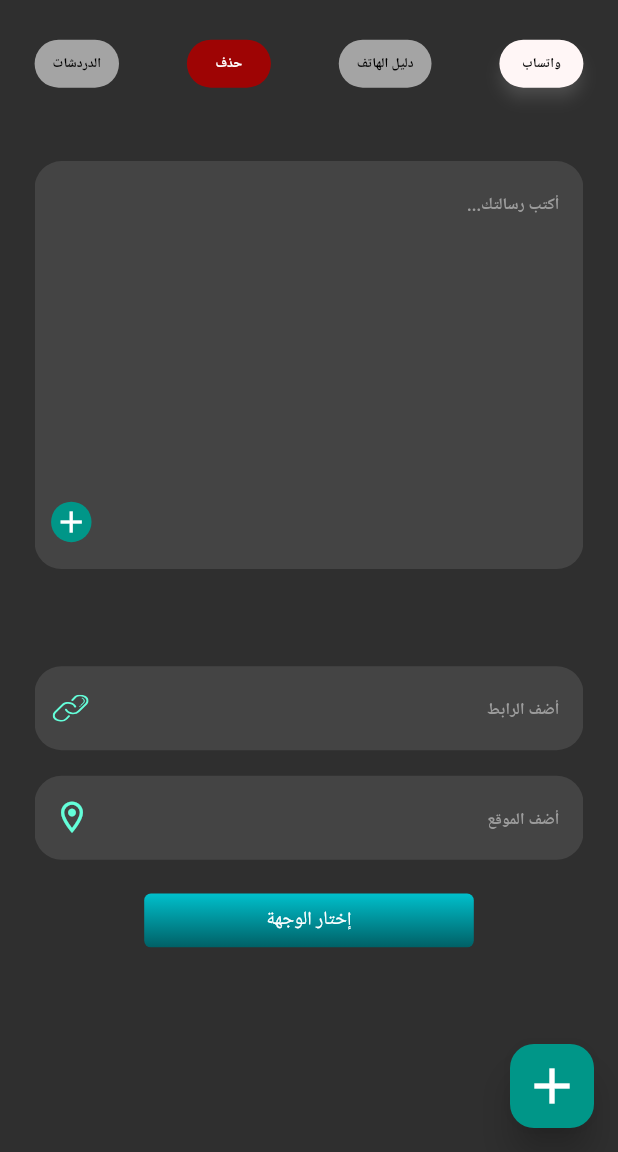
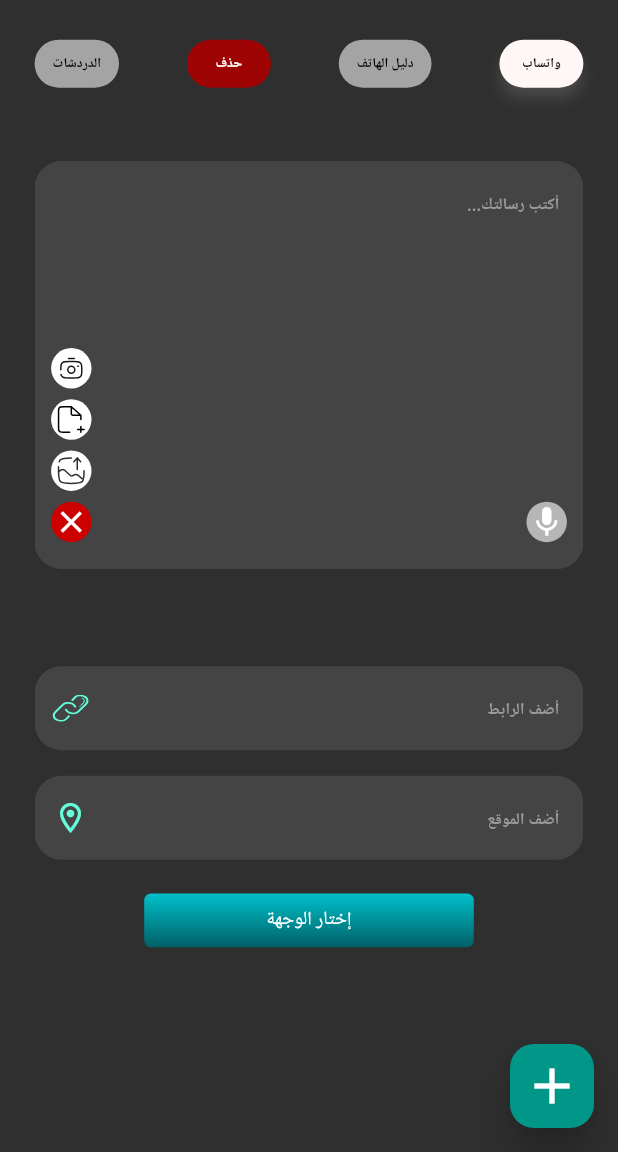
Before and after one commit to mohammedhedaya/-Sar-aat-Al-Tasweeq, a Flutter app: the LaunchYourAdView screen opened by its route, after a tap on the "add" icon, on a phone screen of 412 x 824 dp, the part 84-1236 px from its top. Run offline on Flutter 3.47's test engine with Material 3 defaults, Android fonts, the phone set to English and light mode, and no system bars; our stand-ins replace carousel_slider, chat_bubbles, device_preview, flutter_bloc, flutter_screenutil, flutter_svg and 6 more; missing offline and left inert: qr_code_scanner; accounts and stored records are empty.

Commit message:
Create Launch Message Menu Buttons

```diff
--- a/lib/core/router/app_router.dart
+++ b/lib/core/router/app_router.dart
@@ -46,7 +46,7 @@ final GoRouter router = GoRouter(
       path: '/',
       builder: (context, state) => BlocProvider(
         create: (context) => getIt<AuthCubit>(),
-        child: const LaunchYourAdView(),
+        child: const LoginView(),
       ),
     ),
     GoRoute(
--- a/lib/core/utils/assets.dart
+++ b/lib/core/utils/assets.dart
@@ -162,6 +162,18 @@ class Assets {
   /// assets/images/Marketingspeedcalculations.svg
   static const String imagesMarketingspeedcalculations = "assets/images/Marketingspeedcalculations.svg";
 
+  /// Assets for imagesMenuCamera
+  /// assets/images/menuCamera.svg
+  static const String imagesMenuCamera = "assets/images/menuCamera.svg";
+
+  /// Assets for imagesMenuFile
+  /// assets/images/menuFile.svg
+  static const String imagesMenuFile = "assets/images/menuFile.svg";
+
+  /// Assets for imagesMenuImage
+  /// assets/images/menuImage.svg
+  static const String imagesMenuImage = "assets/images/menuImage.svg";
+
   /// Assets for imagesMenuicon
   /// assets/images/menuicon.svg
   static const String imagesMenuicon = "assets/images/menuicon.svg";
--- a/lib/features/whatsapp/presentation/views/launch_pages_view/whatsapp_page_view.dart
+++ b/lib/features/whatsapp/presentation/views/launch_pages_view/whatsapp_page_view.dart
@@ -5,6 +5,7 @@ import 'package:shopping_chart/core/utils/app_colors.dart';
 import 'package:shopping_chart/core/utils/app_text_style.dart';
 import 'package:shopping_chart/core/utils/assets.dart';
 import 'package:shopping_chart/features/auth/presentation/widgets/auth_text_field.dart';
+import 'package:shopping_chart/features/whatsapp/presentation/widgets/custom_launch_menu_brn.dart';
 
 class WhatsappPageView extends StatelessWidget {
   const WhatsappPageView({super.key});
@@ -16,7 +17,6 @@ class WhatsappPageView extends StatelessWidget {
         children: [
           LaunchAdTextField(
             hintText: 'أكتب رسالتك...',
-            suffixIcon: Icons.add,
             onSuffixIconTap: () {},
           ),
           SizedBox(height: 72.h),
@@ -50,13 +50,9 @@ class WhatsappPageView extends StatelessWidget {
             ),
             suffixIcon: InkWell(
               onTap: () {},
-              child: Transform.scale(
-                scale: 0.5,
               child: const Icon(
                 Icons.location_on_outlined,
                 color: Colors.tealAccent,
-                  size: 50,
-                ),
               ),
             ),
             onChanged: (value) {},
@@ -97,17 +93,28 @@ class WhatsappPageView extends StatelessWidget {
   }
 }
 
-class LaunchAdTextField extends StatelessWidget {
+class LaunchAdTextField extends StatefulWidget {
   final String hintText;
-  final IconData? suffixIcon;
   final VoidCallback onSuffixIconTap;
 
   const LaunchAdTextField({
     super.key,
     required this.hintText,
-    this.suffixIcon,
     required this.onSuffixIconTap,
   });
+
+  @override
+  State<LaunchAdTextField> createState() => _LaunchAdTextFieldState();
+}
+
+class _LaunchAdTextFieldState extends State<LaunchAdTextField> {
+  bool _isExpanded = false;
+
+  void _toggleExpand() {
+    setState(() {
+      _isExpanded = !_isExpanded;
+    });
+  }
 
   @override
   Widget build(BuildContext context) {
@@ -117,7 +124,7 @@ class LaunchAdTextField extends StatelessWidget {
           cursorColor: Colors.teal,
           maxLines: 10,
           decoration: InputDecoration(
-            hintText: hintText,
+            hintText: widget.hintText,
             hintStyle: AppStyles.style12W700.copyWith(
               color: const Color(0xff9C9C9C),
             ),
@@ -137,13 +144,52 @@ class LaunchAdTextField extends StatelessWidget {
         Positioned(
           bottom: 20.h,
           left: 10.w,
-          child: GestureDetector(
-            onTap: onSuffixIconTap,
+          child: Column(
+            mainAxisAlignment: MainAxisAlignment.end,
+            children: [
+              if (_isExpanded) ...[
+                CustomLaunchMenuBtn(
+                  onTap: () {},
+                  icon: Assets.imagesMenuCamera,
+                ),
+                SizedBox(height: 8.h),
+                CustomLaunchMenuBtn(
+                  onTap: () {},
+                  icon: Assets.imagesMenuFile,
+                ),
+                SizedBox(height: 8.h),
+                CustomLaunchMenuBtn(
+                  onTap: () {},
+                  icon: Assets.imagesMenuImage,
+                ),
+                SizedBox(height: 8.h),
+              ],
+              GestureDetector(
+                onTap: _toggleExpand,
                 child: CircleAvatar(
                   radius: 15.r,
-              backgroundColor: Colors.teal,
+                  backgroundColor:
+                      _isExpanded ? const Color(0xffCC0000) : Colors.teal,
                   child: Icon(
-                suffixIcon,
+                    _isExpanded ? Icons.close : Icons.add,
+                    color: Colors.white,
+                  ),
+                ),
+              ),
+            ],
+          ),
+        ),
+        if (_isExpanded)
+          Positioned(
+            bottom: 20.h,
+            right: 10.w,
+            child: GestureDetector(
+              onTap: () {},
+              child: CircleAvatar(
+                radius: 15.r,
+                backgroundColor: const Color(0xffB6B6B6),
+                child: const Icon(
+                  Icons.mic,
                   color: Colors.white,
                 ),
               ),
--- /dev/null
+++ b/lib/features/whatsapp/presentation/widgets/custom_launch_menu_brn.dart
@@ -0,0 +1,30 @@
+import 'package:flutter/material.dart';
+import 'package:flutter_screenutil/flutter_screenutil.dart';
+import 'package:flutter_svg/svg.dart';
+
+class CustomLaunchMenuBtn extends StatelessWidget {
+  const CustomLaunchMenuBtn({
+    super.key,
+    this.onTap,
+    required this.icon,
+    this.color,
+  });
+
+  final void Function()? onTap;
+  final String icon;
+  final Color? color;
+
+  @override
+  Widget build(BuildContext context) {
+    return GestureDetector(
+      onTap: onTap,
+      child: CircleAvatar(
+        radius: 15.r,
+        backgroundColor: Colors.white,
+        child: SvgPicture.asset(
+          icon,
+        ),
+      ),
+    );
+  }
+}
```
Also changed, not shown: assets/images/menuCamera.svg (added), assets/images/menuFile.svg (added), assets/images/menuImage.svg (added). Lines whose indentation alone changed are shown as unchanged.
